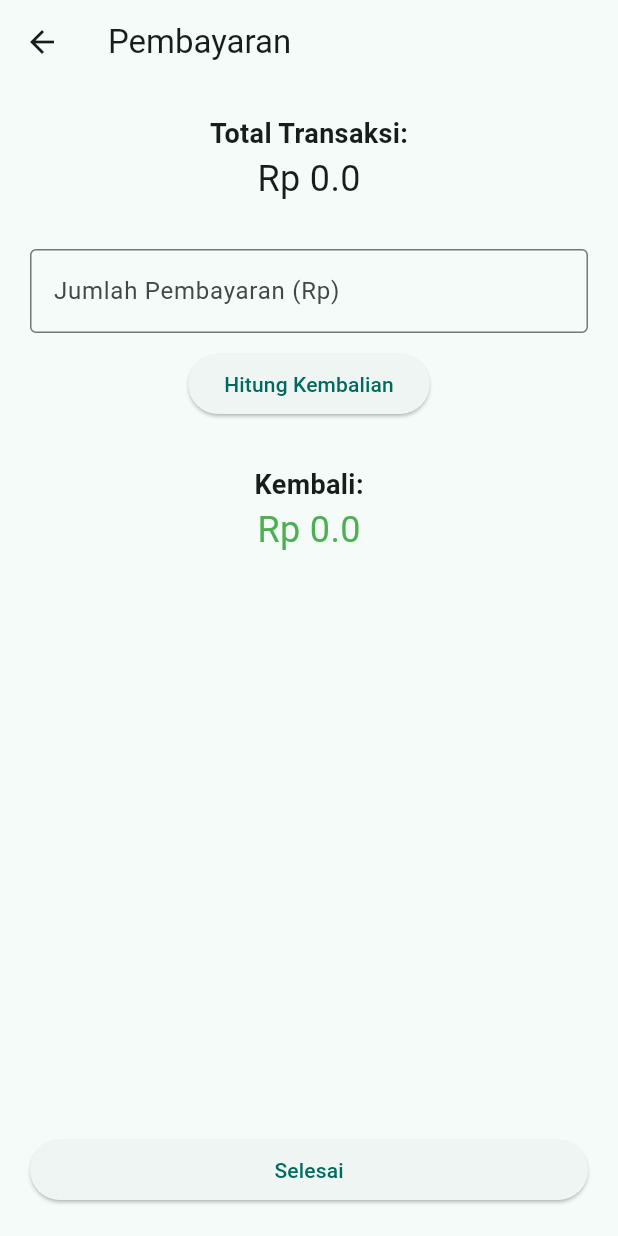
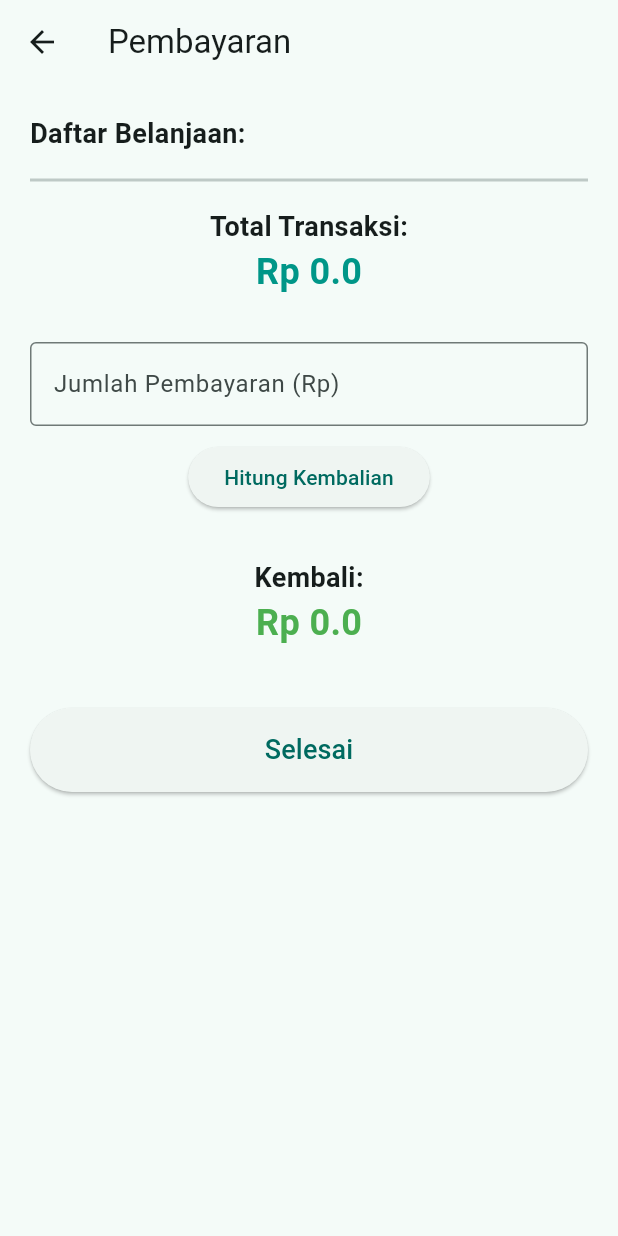
Before and after one commit to 0xVdkaaa/PPB-4703, a Flutter app: the PaymentScreen screen opened directly with empty values, on a phone screen of 412 x 824 dp. Run offline on Flutter 3.47's test engine with Material 3 defaults, Android fonts, the phone set to English and light mode, and no system bars; our stand-ins replace shared_preferences; accounts and stored records are empty.

Commit message:
Update tema Skincare dan penambahan fitur struk di halaman pembayaran

```diff
--- a/Uts/uts_rupa_rempah/lib/main.dart
+++ b/Uts/uts_rupa_rempah/lib/main.dart
@@ -54,7 +54,6 @@ class _SplashScreenState extends State<SplashScreen> {
         child: Column(
           mainAxisAlignment: MainAxisAlignment.center,
           children: const [
-            // Icon disesuaikan dengan tema Skincare
             Icon(Icons.spa, size: 100, color: Colors.teal),
             SizedBox(height: 20),
             Text("Selamat Datang", style: TextStyle(fontSize: 24)),
@@ -155,7 +154,6 @@ class DashboardScreen extends StatefulWidget {
 class _DashboardScreenState extends State<DashboardScreen> {
   double totalJual = 0;
 
-  // DATA SKINCARE + QTY (Sesuai foto di folder assets lu)
   final List<Map<String, dynamic>> products = [
     {
       'nama': 'COSRX Set',
@@ -203,7 +201,6 @@ class _DashboardScreenState extends State<DashboardScreen> {
     }
   }
 
-  // Fungsi untuk mereset keranjang setelah bayar
   void _resetKeranjang() {
     setState(() {
       totalJual = 0;
@@ -403,10 +400,16 @@ class _DashboardScreenState extends State<DashboardScreen> {
       bottomNavigationBar: InkWell(
         onTap: () {
           if (totalJual > 0) {
+            // Ambil daftar barang yang dibeli (qty > 0)
+            List<Map<String, dynamic>> keranjang = products
+                .where((p) => p['qty'] > 0)
+                .toList();
+
             Navigator.push(
               context,
               MaterialPageRoute(
-                builder: (context) => PaymentScreen(totalBayar: totalJual),
+                builder: (context) =>
+                    PaymentScreen(totalBayar: totalJual, keranjang: keranjang),
               ),
             ).then((value) {
               if (value == true) {
@@ -442,7 +445,13 @@ class _DashboardScreenState extends State<DashboardScreen> {
 // ==========================================
 class PaymentScreen extends StatefulWidget {
   final double totalBayar;
-  const PaymentScreen({super.key, required this.totalBayar});
+  final List<Map<String, dynamic>> keranjang;
+
+  const PaymentScreen({
+    super.key,
+    required this.totalBayar,
+    required this.keranjang,
+  });
 
   @override
   State<PaymentScreen> createState() => _PaymentScreenState();
@@ -463,9 +472,41 @@ class _PaymentScreenState extends State<PaymentScreen> {
   Widget build(BuildContext context) {
     return Scaffold(
       appBar: AppBar(title: const Text('Pembayaran')),
-      body: Padding(
+      body: SingleChildScrollView(
         padding: const EdgeInsets.all(20.0),
         child: Column(
+          crossAxisAlignment: CrossAxisAlignment.stretch,
+          children: [
+            const Text(
+              'Daftar Belanjaan:',
+              style: TextStyle(fontSize: 18, fontWeight: FontWeight.bold),
+            ),
+            const SizedBox(height: 10),
+            // ListView untuk menampilkan daftar produk
+            ListView.builder(
+              shrinkWrap: true,
+              physics: const NeverScrollableScrollPhysics(),
+              itemCount: widget.keranjang.length,
+              itemBuilder: (context, index) {
+                final item = widget.keranjang[index];
+                final subtotal = item['harga'] * item['qty'];
+                return ListTile(
+                  contentPadding: EdgeInsets.zero,
+                  title: Text(
+                    item['nama'],
+                    style: const TextStyle(fontWeight: FontWeight.bold),
+                  ),
+                  subtitle: Text('Rp ${item['harga']} x ${item['qty']}'),
+                  trailing: Text(
+                    'Rp $subtotal',
+                    style: const TextStyle(fontWeight: FontWeight.bold),
+                  ),
+                );
+              },
+            ),
+            const Divider(thickness: 2),
+            const SizedBox(height: 10),
+            Column(
               crossAxisAlignment: CrossAxisAlignment.center,
               children: [
                 const Text(
@@ -474,7 +515,11 @@ class _PaymentScreenState extends State<PaymentScreen> {
                 ),
                 Text(
                   'Rp ${widget.totalBayar}',
-              style: const TextStyle(fontSize: 24),
+                  style: const TextStyle(
+                    fontSize: 24,
+                    color: Colors.teal,
+                    fontWeight: FontWeight.bold,
+                  ),
                 ),
                 const SizedBox(height: 30),
                 TextField(
@@ -500,16 +545,19 @@ class _PaymentScreenState extends State<PaymentScreen> {
                   'Rp $kembalian',
                   style: TextStyle(
                     fontSize: 24,
+                    fontWeight: FontWeight.bold,
                     color: kembalian < 0 ? Colors.red : Colors.green,
                   ),
                 ),
-            const Spacer(),
-            SizedBox(
-              width: double.infinity,
-              child: ElevatedButton(
+              ],
+            ),
+            const SizedBox(height: 40),
+            ElevatedButton(
+              style: ElevatedButton.styleFrom(
+                padding: const EdgeInsets.symmetric(vertical: 15),
+              ),
               onPressed: () => Navigator.pop(context, true),
-                child: const Text('Selesai'),
-              ),
+              child: const Text('Selesai', style: TextStyle(fontSize: 18)),
             ),
           ],
         ),
```
Also changed, not shown: 2 other files. Lines whose indentation alone changed are shown as unchanged.
